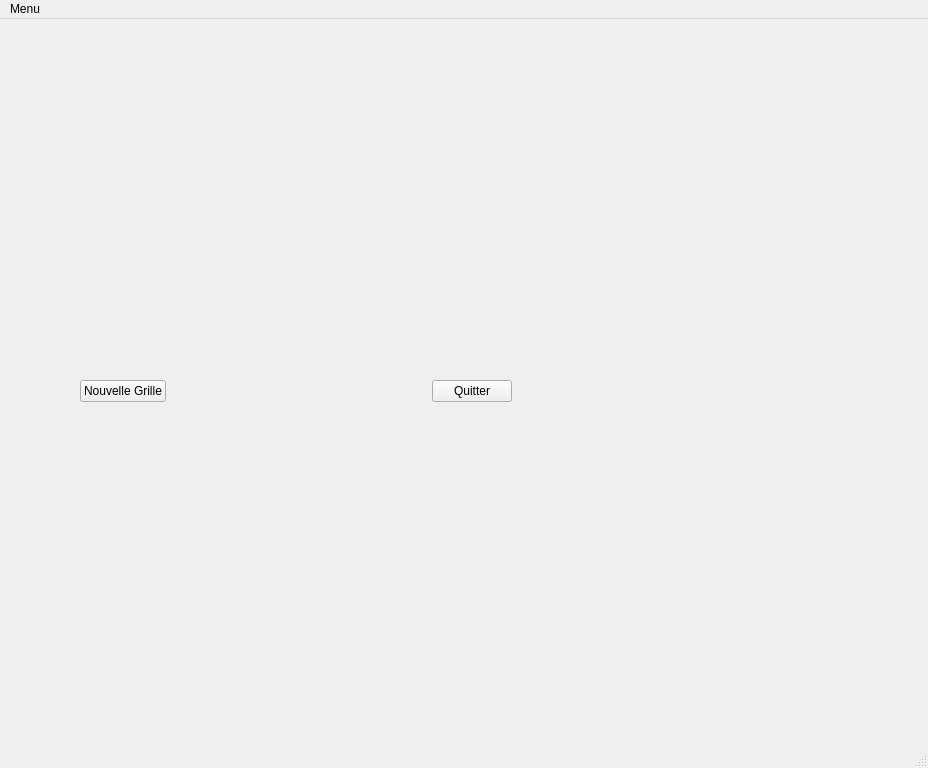
The window that interface.ui (TouffeTouffe/Projet_Info) describes before a commit, drawn with Qt 5.
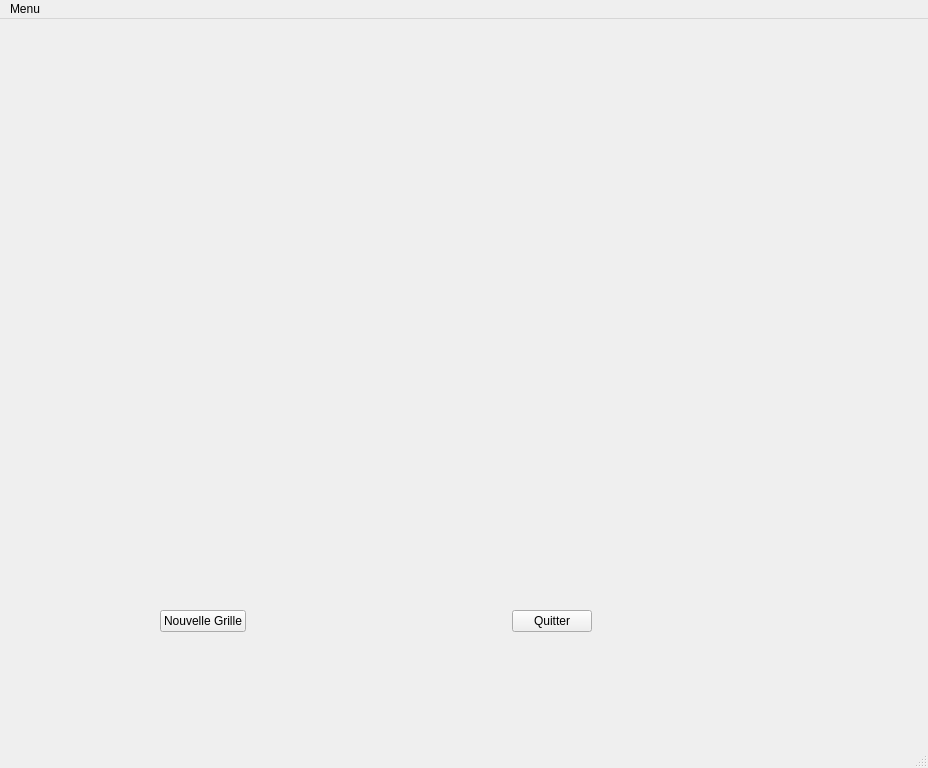
The same window after the commit. Icons and pictures are not drawn.

Commit message: je veux mourir

Diff of the .ui file:
```diff
--- a/interface.ui
+++ b/interface.ui
@@ -24,18 +24,18 @@
    <widget class="QWidget" name="conteneur" native="true">
     <property name="geometry">
      <rect>
-      <x>50</x>
-      <y>30</y>
-      <width>511</width>
-      <height>321</height>
+      <x>0</x>
+      <y>0</y>
+      <width>741</width>
+      <height>571</height>
      </rect>
     </property>
    </widget>
    <widget class="QWidget" name="">
     <property name="geometry">
      <rect>
-      <x>80</x>
-      <y>360</y>
+      <x>160</x>
+      <y>590</y>
       <width>432</width>
       <height>25</height>
      </rect>
```
The commit also changes 2 other files.
